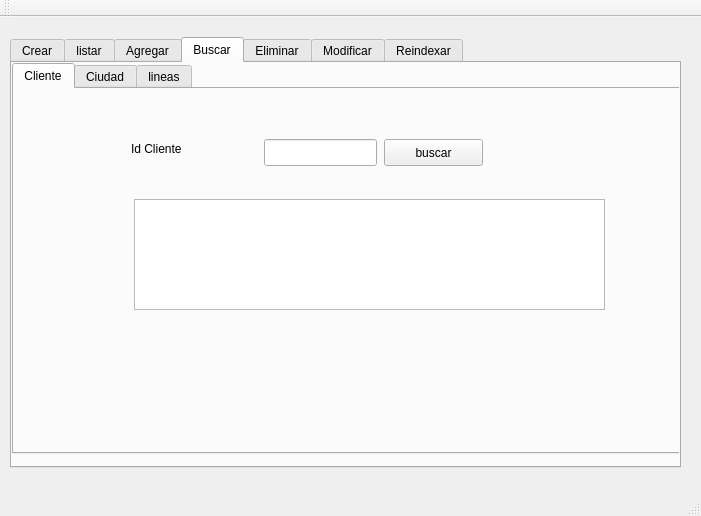
First picture: the form in proyecto_orga/mainwindow.ui, repository elco45/OrgProyecto, before the edit.
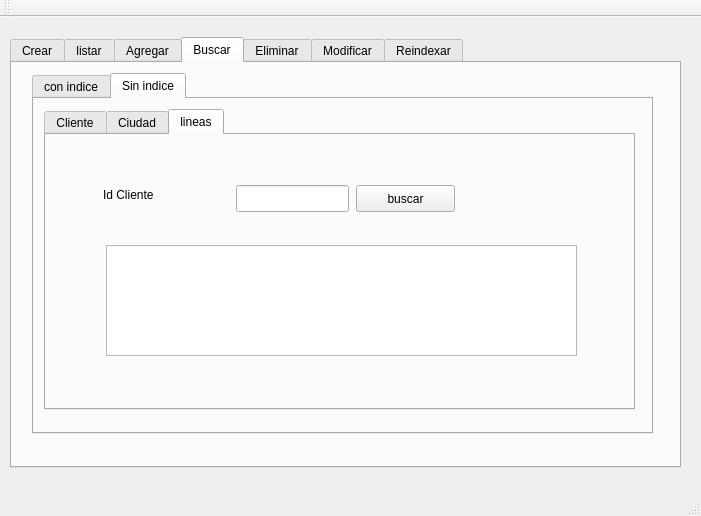
Second picture: the form after the edit. The open tabs and pages were chosen to show the change.

Commit message: buscar con index y sin index, actualizar index, y reindexar de ciudad y lineas

The edit to the form file:
```diff
--- a/proyecto_orga/mainwindow.ui
+++ b/proyecto_orga/mainwindow.ui
@@ -342,13 +342,29 @@
      <attribute name="title">
       <string>Buscar</string>
      </attribute>
+     <widget class="QTabWidget" name="bucar_tab2">
+      <property name="geometry">
+       <rect>
+        <x>20</x>
+        <y>10</y>
+        <width>621</width>
+        <height>361</height>
+       </rect>
+      </property>
+      <property name="currentIndex">
+       <number>0</number>
+      </property>
+      <widget class="QWidget" name="tab_3">
+       <attribute name="title">
+        <string>con indice</string>
+       </attribute>
      <widget class="QTabWidget" name="tab_buscar">
       <property name="geometry">
        <rect>
-        <x>0</x>
-        <y>0</y>
-        <width>671</width>
-        <height>391</height>
+          <x>20</x>
+          <y>10</y>
+          <width>581</width>
+          <height>301</height>
        </rect>
       </property>
       <property name="currentIndex">
@@ -384,7 +400,7 @@
        <widget class="QTextEdit" name="textEdit_buscar_cliente">
         <property name="geometry">
          <rect>
-          <x>120</x>
+            <x>80</x>
           <y>110</y>
           <width>471</width>
           <height>111</height>
@@ -509,6 +525,179 @@
       </widget>
      </widget>
     </widget>
+      <widget class="QWidget" name="tab_4">
+       <attribute name="title">
+        <string>Sin indice</string>
+       </attribute>
+       <widget class="QTabWidget" name="tab2_buscar_sin_indice">
+        <property name="geometry">
+         <rect>
+          <x>10</x>
+          <y>10</y>
+          <width>591</width>
+          <height>301</height>
+         </rect>
+        </property>
+        <property name="currentIndex">
+         <number>2</number>
+        </property>
+        <widget class="QWidget" name="tab_22">
+         <attribute name="title">
+          <string>Cliente</string>
+         </attribute>
+         <widget class="QTextEdit" name="textEdit_buscar_cliente_sin">
+          <property name="geometry">
+           <rect>
+            <x>103</x>
+            <y>110</y>
+            <width>471</width>
+            <height>111</height>
+           </rect>
+          </property>
+         </widget>
+         <widget class="QLabel" name="lbl_buscar_idcliente_sin">
+          <property name="geometry">
+           <rect>
+            <x>100</x>
+            <y>50</y>
+            <width>81</width>
+            <height>20</height>
+           </rect>
+          </property>
+          <property name="text">
+           <string>Id Cliente</string>
+          </property>
+         </widget>
+         <widget class="QLineEdit" name="txt_buscar_idcliente_sin">
+          <property name="geometry">
+           <rect>
+            <x>233</x>
+            <y>50</y>
+            <width>113</width>
+            <height>27</height>
+           </rect>
+          </property>
+         </widget>
+         <widget class="QPushButton" name="bt_buscar_cliente_sin">
+          <property name="geometry">
+           <rect>
+            <x>353</x>
+            <y>50</y>
+            <width>99</width>
+            <height>27</height>
+           </rect>
+          </property>
+          <property name="text">
+           <string>buscar</string>
+          </property>
+         </widget>
+        </widget>
+        <widget class="QWidget" name="tab_23">
+         <attribute name="title">
+          <string>Ciudad</string>
+         </attribute>
+         <widget class="QTextEdit" name="textEdit_buscar_ciudad_sin">
+          <property name="geometry">
+           <rect>
+            <x>80</x>
+            <y>110</y>
+            <width>471</width>
+            <height>111</height>
+           </rect>
+          </property>
+         </widget>
+         <widget class="QLabel" name="lbl_buscar_idciudad_sin">
+          <property name="geometry">
+           <rect>
+            <x>77</x>
+            <y>50</y>
+            <width>81</width>
+            <height>20</height>
+           </rect>
+          </property>
+          <property name="text">
+           <string>Id Cliente</string>
+          </property>
+         </widget>
+         <widget class="QLineEdit" name="txt_buscar_idciudad_sin">
+          <property name="geometry">
+           <rect>
+            <x>210</x>
+            <y>50</y>
+            <width>113</width>
+            <height>27</height>
+           </rect>
+          </property>
+         </widget>
+         <widget class="QPushButton" name="bt_buscar_ciudad_sin">
+          <property name="geometry">
+           <rect>
+            <x>330</x>
+            <y>50</y>
+            <width>99</width>
+            <height>27</height>
+           </rect>
+          </property>
+          <property name="text">
+           <string>buscar</string>
+          </property>
+         </widget>
+        </widget>
+        <widget class="QWidget" name="tab_24">
+         <attribute name="title">
+          <string>lineas</string>
+         </attribute>
+         <widget class="QTextEdit" name="textEdit_buscar_linea_sin">
+          <property name="geometry">
+           <rect>
+            <x>60</x>
+            <y>110</y>
+            <width>471</width>
+            <height>111</height>
+           </rect>
+          </property>
+         </widget>
+         <widget class="QLabel" name="lbl_buscar_idlinea_sin">
+          <property name="geometry">
+           <rect>
+            <x>57</x>
+            <y>50</y>
+            <width>81</width>
+            <height>20</height>
+           </rect>
+          </property>
+          <property name="text">
+           <string>Id Cliente</string>
+          </property>
+         </widget>
+         <widget class="QLineEdit" name="txt_buscar_idlinea_sin">
+          <property name="geometry">
+           <rect>
+            <x>190</x>
+            <y>50</y>
+            <width>113</width>
+            <height>27</height>
+           </rect>
+          </property>
+         </widget>
+         <widget class="QPushButton" name="bt_buscar_linea_sin">
+          <property name="geometry">
+           <rect>
+            <x>310</x>
+            <y>50</y>
+            <width>99</width>
+            <height>27</height>
+           </rect>
+          </property>
+          <property name="text">
+           <string>buscar</string>
+          </property>
+         </widget>
+        </widget>
+       </widget>
+      </widget>
+     </widget>
+    </widget>
     <widget class="QWidget" name="tab_7">
      <attribute name="title">
       <string>Eliminar</string>
```
Left out of the diff: 31 changed lines with no effect on the pictures. Lines whose indentation alone changed are shown as unchanged. The commit also changes 10 other files.
